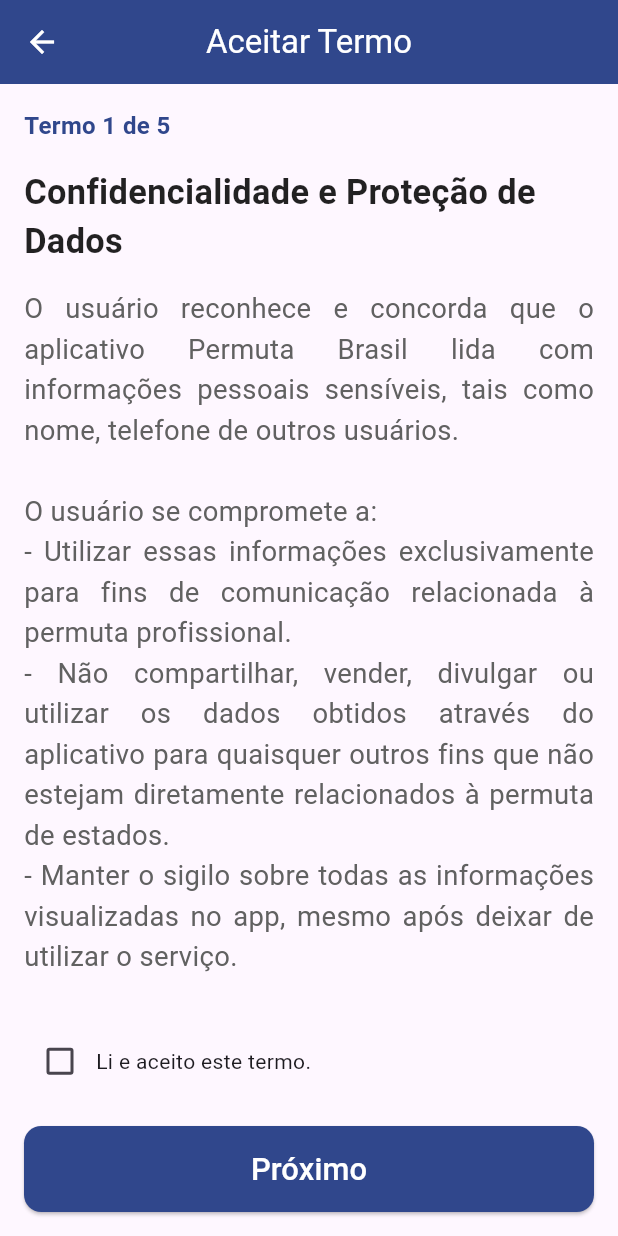
After one commit to GrrMoura/PermutaBrasilBackup, a Flutter app: the TermosCadastroPage screen opened directly, on a phone screen of 412 x 824 dp. The commit adds this screen. Run offline on Flutter 3.47's test engine with Material 3 defaults, Android fonts, the phone set to English and light mode, and no system bars; our stand-ins replace cached_network_image, carousel_slider, connectivity_plus, convex_bottom_bar, dio, dropdown_button2 and 12 more; accounts and stored records are empty; network calls fail.

Commit message:
Mudanças: implementação dos termos

```diff
--- /dev/null
+++ b/lib/models/termo_model.dart
@@ -0,0 +1,6 @@
+class TermoModel {
+  final String titulo;
+  final String texto;
+
+  TermoModel({required this.titulo, required this.texto});
+}
--- a/lib/screens/cadastro/cadastrar_screen.dart
+++ b/lib/screens/cadastro/cadastrar_screen.dart
@@ -10,6 +10,7 @@
 import 'package:permuta_brasil/models/estado_model.dart';
 import 'package:permuta_brasil/models/instituicao_model.dart';
 import 'package:permuta_brasil/models/usuario_model.dart';
+import 'package:permuta_brasil/screens/cadastro/termos_screen.dart';
 import 'package:permuta_brasil/screens/widgets/loading_default.dart';
 import 'package:permuta_brasil/utils/app_colors.dart';
 import 'package:permuta_brasil/utils/app_dimens.dart';
@@ -546,7 +547,18 @@
       setState(() {
         _isLoading = true;
       });
-      await UserController.cadastrarUser(context, usuarioModel);
+
+      final aceitouTodosOsTermos = await Navigator.push<bool>(
+        context,
+        MaterialPageRoute(
+          builder: (_) => const TermosCadastroPage(),
+        ),
+      );
+
+      if (aceitouTodosOsTermos == true) {
+        print('aceitou');
+        //   await UserController.cadastrarUser(context, usuarioModel);
+      }
 
       setState(() {
         _isLoading = false;
--- /dev/null
+++ b/lib/screens/cadastro/termos_screen.dart
@@ -0,0 +1,208 @@
+import 'package:flutter/material.dart';
+import 'package:flutter_screenutil/flutter_screenutil.dart';
+import 'package:permuta_brasil/screens/widgets/app_bar.dart';
+import 'package:permuta_brasil/utils/app_colors.dart';
+
+class TermoModel {
+  final String titulo;
+  final String texto;
+
+  TermoModel({required this.titulo, required this.texto});
+}
+
+class TermosCadastroPage extends StatefulWidget {
+  const TermosCadastroPage({super.key});
+
+  @override
+  TermosCadastroPageState createState() => TermosCadastroPageState();
+}
+
+class TermosCadastroPageState extends State<TermosCadastroPage> {
+  int _paginaAtual = 0;
+  bool _aceitouTermo = false;
+
+  final List<TermoModel> _termos = [
+    TermoModel(
+      titulo: 'Confidencialidade e Proteção de Dados',
+      texto: '''
+O usuário reconhece e concorda que o aplicativo Permuta Brasil lida com informações pessoais sensíveis, tais como nome, telefone de outros usuários.
+
+O usuário se compromete a:
+- Utilizar essas informações exclusivamente para fins de comunicação relacionada à permuta profissional.
+- Não compartilhar, vender, divulgar ou utilizar os dados obtidos através do aplicativo para quaisquer outros fins que não estejam diretamente relacionados à permuta de estados.
+- Manter o sigilo sobre todas as informações visualizadas no app, mesmo após deixar de utilizar o serviço.
+
+O descumprimento dessas condições poderá acarretar em medidas legais cabíveis conforme a legislação vigente (LGPD - Lei Geral de Proteção de Dados).
+''',
+    ),
+    TermoModel(
+      titulo: 'Pagamento para Disponibilização de Perfil',
+      texto: '''
+Para que seu perfil esteja visível e disponível para buscas de permutas dentro do aplicativo, o usuário deverá manter saldo de créditos suficiente em sua conta.
+
+O valor de R\$10 (dez reais) será descontado mensalmente do saldo de créditos como taxa de disponibilização de perfil.
+
+Caso o saldo de créditos seja insuficiente no momento da cobrança, o perfil será removido temporariamente da lista de possíveis permutas até que novos créditos sejam adquiridos.
+
+A compra de créditos é feita de forma antecipada pelo usuário, e a manutenção do perfil visível depende da existência de saldo disponível. O pagamento da taxa mensal não implica em garantias de encontrar permutas, sendo apenas o direito de ser listado e localizado pelos demais usuários.
+''',
+    ),
+    TermoModel(
+      titulo: 'Direito de Arrependimento',
+      texto: '''
+Ao adquirir créditos no aplicativo Permuta Brasil, o usuário reconhece que a prestação dos serviços ocorrerá imediatamente após a confirmação do pagamento, consistindo no acesso à plataforma e aos dados disponíveis no momento da consulta, se houver.
+
+O usuário entende e concorda que o conteúdo da plataforma depende da adesão voluntária de terceiros, não sendo garantida a existência, quantidade ou adequação dos perfis às suas expectativas ou necessidades de permuta.
+
+Dessa forma, conforme permitido pelo artigo 49 do Código de Defesa do Consumidor, o usuário concorda que, uma vez iniciado o serviço, não poderá exercer o direito de arrependimento e solicitar o cancelamento ou reembolso dos valores pagos, visto que o serviço foi integralmente disponibilizado.
+
+''',
+    ),
+    TermoModel(
+      titulo: 'Termo de Responsabilidade',
+      texto: '''
+O aplicativo Permuta Brasil atua apenas como uma plataforma de conexão entre usuários interessados em permutas de estados.
+
+O usuário reconhece que:
+- A plataforma não intermedeia, valida, garante ou participa das negociações entre as partes.
+- Toda responsabilidade pelas tratativas, acordos, combinações, deslocamentos e eventuais consequências das permutas é exclusiva dos próprios usuários.
+- O aplicativo não se responsabiliza por informações inverídicas fornecidas por outros usuários, nem por danos ou prejuízos decorrentes de qualquer tipo de negociação ou tentativa de permuta.
+
+''',
+    ),
+    TermoModel(
+      titulo: 'Disposições Gerais',
+      texto: '''
+1. Atualizações dos Termos
+O Permuta Brasil poderá alterar estes Termos de Uso a qualquer momento, visando seu aprimoramento ou adequação a mudanças legislativas ou operacionais. Quaisquer alterações relevantes serão comunicadas aos usuários, que deverão aceitar as novas condições para continuar utilizando a plataforma.
+
+2. Vigência
+Estes termos entram em vigor a partir do aceite do usuário e permanecem válidos enquanto houver utilização dos serviços da plataforma.
+
+3. Foro de Eleição
+Fica eleito o foro da Comarca de Aracaju, Estado de Sergipe, como competente para dirimir quaisquer dúvidas, questões ou litígios oriundos da utilização do aplicativo Permuta Brasil, com renúncia expressa de qualquer outro, por mais privilegiado que seja.
+
+4. Independência das Cláusulas
+Caso qualquer cláusula destes Termos seja considerada inválida ou inexequível, as demais disposições permanecerão em pleno vigor e efeito.
+
+5. Aceitação Integral
+O uso do aplicativo implica na aceitação plena e incondicional de todos os termos e condições aqui estabelecidos.
+''',
+    ),
+  ];
+
+  void _proximoTermo() {
+    if (_aceitouTermo) {
+      if (_paginaAtual < _termos.length - 1) {
+        setState(() {
+          _paginaAtual++;
+          _aceitouTermo = false;
+        });
+      } else {
+        Navigator.pop(context, true); // Finaliza o processo
+      }
+    } else {
+      ScaffoldMessenger.of(context).showSnackBar(
+        const SnackBar(
+            content: Text('Você precisa aceitar o termo para continuar.')),
+      );
+    }
+  }
+
+  @override
+  Widget build(BuildContext context) {
+    final termoAtual = _termos[_paginaAtual];
+
+    return Scaffold(
+      appBar: AppBar(
+        title: const Text(
+          "Aceitar Termo",
+          style: TextStyle(color: Colors.white),
+        ),
+        centerTitle: true,
+        backgroundColor: AppColors.cAccentColor,
+        iconTheme: const IconThemeData(color: Colors.white),
+      ),
+      body: Padding(
+        padding: const EdgeInsets.all(16.0),
+        child: Column(
+          crossAxisAlignment: CrossAxisAlignment.start,
+          children: [
+            Text(
+              'Termo ${_paginaAtual + 1} de ${_termos.length}',
+              style: TextStyle(
+                fontSize: 14.sp,
+                fontWeight: FontWeight.w600,
+                color: AppColors.cAccentColor,
+              ),
+            ),
+            SizedBox(height: 14.h),
+
+            // Título do termo
+            Text(
+              termoAtual.titulo,
+              style: TextStyle(
+                fontSize: 20.sp,
+                fontWeight: FontWeight.bold,
+                color: Colors.black87,
+              ),
+            ),
+            SizedBox(height: 12.h),
+
+            // Texto do termo
+            Expanded(
+              child: SingleChildScrollView(
+                child: Text(
+                  termoAtual.texto,
+                  style: TextStyle(
+                    fontSize: 16.sp,
+                    color: Colors.grey.shade700,
+                    height: 1.5,
+                  ),
+                  textAlign: TextAlign.justify,
+                ),
+              ),
+            ),
+            SizedBox(height: 16.h),
+
+            // Checkbox
+            Row(
+              children: [
+                Checkbox(
+                  value: _aceitouTermo,
+                  onChanged: (value) {
+                    setState(() {
+                      _aceitouTermo = value ?? false;
+                    });
+                  },
+                  activeColor: AppColors.cAccentColor,
+                ),
+                const Expanded(
+                  child: Text('Li e aceito este termo.'),
+                ),
+              ],
+            ),
+            SizedBox(height: 16.h),
+
+            // Botão de ação
+            ElevatedButton(
+              onPressed: _proximoTermo,
+              style: ElevatedButton.styleFrom(
+                backgroundColor: AppColors.cAccentColor,
+                foregroundColor: Colors.white,
+                minimumSize: Size(double.infinity, 48.h),
+                shape: RoundedRectangleBorder(
+                  borderRadius: BorderRadius.circular(10.r),
+                ),
+              ),
+              child: Text(
+                _paginaAtual == _termos.length - 1 ? 'Finalizar' : 'Próximo',
+                style: TextStyle(fontSize: 18.sp),
+              ),
+            ),
+          ],
+        ),
+      ),
+    );
+  }
+}
```
Also changed, not shown: 4 other files.
